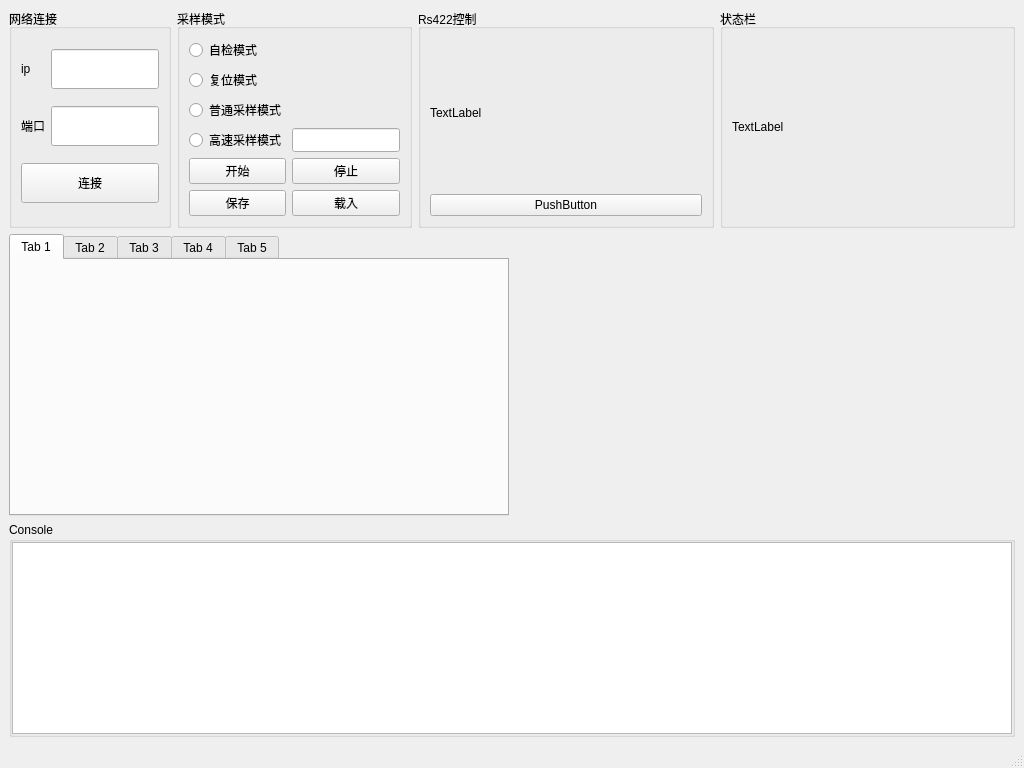
This is mainwindow.ui in rainyMorning2/Low-frequency-measurement-and-control-GUI as Qt 5 draws it before an edit. The edited form follows.
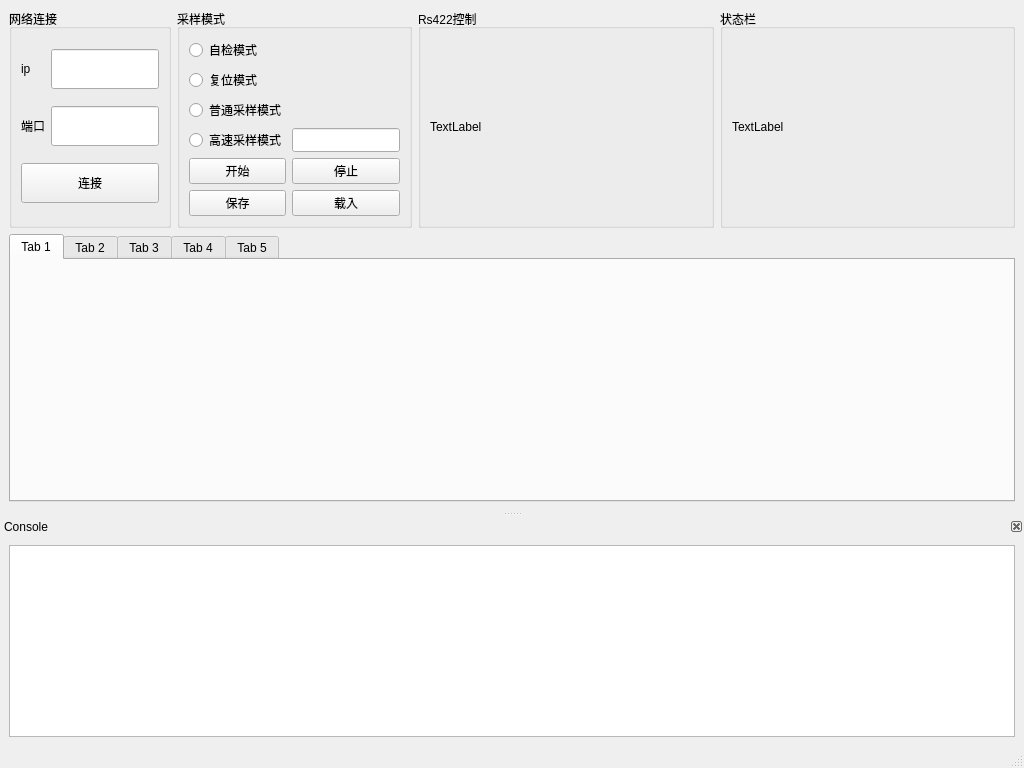
This is the edited form. Custom widgets are drawn as their Qt base class.

```diff
--- a/mainwindow.ui
+++ b/mainwindow.ui
@@ -21,122 +21,6 @@
     </sizepolicy>
    </property>
    <layout class="QGridLayout" name="gridLayout_4">
-    <item row="2" column="0">
-     <widget class="QGroupBox" name="groupBox_3">
-      <property name="title">
-       <string>Console</string>
-      </property>
-      <layout class="QHBoxLayout" name="horizontalLayout_3">
-       <property name="spacing">
-        <number>0</number>
-       </property>
-       <property name="leftMargin">
-        <number>0</number>
-       </property>
-       <property name="topMargin">
-        <number>0</number>
-       </property>
-       <property name="rightMargin">
-        <number>0</number>
-       </property>
-       <property name="bottomMargin">
-        <number>0</number>
-       </property>
-       <item>
-        <widget class="QTextBrowser" name="textBrowser_console">
-         <property name="sizePolicy">
-          <sizepolicy hsizetype="Expanding" vsizetype="Minimum">
-           <horstretch>0</horstretch>
-           <verstretch>0</verstretch>
-          </sizepolicy>
-         </property>
-         <property name="minimumSize">
-          <size>
-           <width>0</width>
-           <height>60</height>
-          </size>
-         </property>
-         <property name="lineWrapMode">
-          <enum>QTextEdit::WidgetWidth</enum>
-         </property>
-         <property name="html">
-          <string>&lt;!DOCTYPE HTML PUBLIC &quot;-//W3C//DTD HTML 4.0//EN&quot; &quot;http://www.w3.org/TR/REC-html40/strict.dtd&quot;&gt;
-&lt;html&gt;&lt;head&gt;&lt;meta name=&quot;qrichtext&quot; content=&quot;1&quot; /&gt;&lt;style type=&quot;text/css&quot;&gt;
-p, li { white-space: pre-wrap; }
-&lt;/style&gt;&lt;/head&gt;&lt;body style=&quot; font-family:'SimSun'; font-size:9pt; font-weight:400; font-style:normal;&quot;&gt;
-&lt;p style=&quot;-qt-paragraph-type:empty; margin-top:0px; margin-bottom:0px; margin-left:0px; margin-right:0px; -qt-block-indent:0; text-indent:0px;&quot;&gt;&lt;br /&gt;&lt;/p&gt;&lt;/body&gt;&lt;/html&gt;</string>
-         </property>
-        </widget>
-       </item>
-      </layout>
-     </widget>
-    </item>
-    <item row="1" column="0">
-     <layout class="QHBoxLayout" name="horizontalLayout_2">
-      <item>
-       <widget class="QTabWidget" name="tabWidget">
-        <property name="tabPosition">
-         <enum>QTabWidget::North</enum>
-        </property>
-        <property name="tabShape">
-         <enum>QTabWidget::Rounded</enum>
-        </property>
-        <property name="currentIndex">
-         <number>0</number>
-        </property>
-        <property name="documentMode">
-         <bool>false</bool>
-        </property>
-        <widget class="QWidget" name="tab_1">
-         <attribute name="title">
-          <string>Tab 1</string>
-         </attribute>
-        </widget>
-        <widget class="QWidget" name="tab_2">
-         <attribute name="title">
-          <string>Tab 2</string>
-         </attribute>
-        </widget>
-        <widget class="QWidget" name="tab_3">
-         <attribute name="title">
-          <string>Tab 3</string>
-         </attribute>
-        </widget>
-        <widget class="QWidget" name="tab_4">
-         <attribute name="title">
-          <string>Tab 4</string>
-         </attribute>
-        </widget>
-        <widget class="QWidget" name="tab_5">
-         <attribute name="title">
-          <string>Tab 5</string>
-         </attribute>
-        </widget>
-       </widget>
-      </item>
-      <item>
-       <widget class="QWidget" name="widget_2" native="true">
-        <property name="sizePolicy">
-         <sizepolicy hsizetype="Minimum" vsizetype="Preferred">
-          <horstretch>0</horstretch>
-          <verstretch>0</verstretch>
-         </sizepolicy>
-        </property>
-        <property name="minimumSize">
-         <size>
-          <width>500</width>
-          <height>0</height>
-         </size>
-        </property>
-        <layout class="QVBoxLayout" name="verticalLayout">
-         <item>
-          <widget class="QChartView" name="widget" native="true"/>
-         </item>
-        </layout>
-       </widget>
-      </item>
-     </layout>
-    </item>
     <item row="0" column="0">
      <layout class="QHBoxLayout" name="horizontalLayout">
       <item>
@@ -420,13 +304,6 @@
          <string>Rs422控制</string>
         </property>
         <layout class="QGridLayout" name="gridLayout_5">
-         <item row="1" column="0">
-          <widget class="QPushButton" name="pushButton">
-           <property name="text">
-            <string>PushButton</string>
-           </property>
-          </widget>
-         </item>
          <item row="0" column="0">
           <widget class="QLabel" name="label">
            <property name="text">
@@ -455,6 +332,54 @@
       </item>
      </layout>
     </item>
+    <item row="1" column="0">
+     <layout class="QHBoxLayout" name="horizontalLayout_2">
+      <item>
+       <widget class="QTabWidget" name="tabWidget">
+        <property name="tabPosition">
+         <enum>QTabWidget::North</enum>
+        </property>
+        <property name="tabShape">
+         <enum>QTabWidget::Rounded</enum>
+        </property>
+        <property name="currentIndex">
+         <number>0</number>
+        </property>
+        <property name="documentMode">
+         <bool>false</bool>
+        </property>
+        <widget class="QWidget" name="tab_1">
+         <attribute name="title">
+          <string>Tab 1</string>
+         </attribute>
+        </widget>
+        <widget class="QWidget" name="tab_2">
+         <attribute name="title">
+          <string>Tab 2</string>
+         </attribute>
+        </widget>
+        <widget class="QWidget" name="tab_3">
+         <attribute name="title">
+          <string>Tab 3</string>
+         </attribute>
+        </widget>
+        <widget class="QWidget" name="tab_4">
+         <attribute name="title">
+          <string>Tab 4</string>
+         </attribute>
+        </widget>
+        <widget class="QWidget" name="tab_5">
+         <attribute name="title">
+          <string>Tab 5</string>
+         </attribute>
+        </widget>
+       </widget>
+      </item>
+      <item>
+       <layout class="QVBoxLayout" name="verticalLayout"/>
+      </item>
+     </layout>
+    </item>
    </layout>
   </widget>
   <widget class="QMenuBar" name="menubar">
@@ -468,15 +393,28 @@
    </property>
   </widget>
   <widget class="QStatusBar" name="statusbar"/>
+  <widget class="QDockWidget" name="dockWidget">
+   <property name="floating">
+    <bool>false</bool>
+   </property>
+   <property name="features">
+    <set>QDockWidget::DockWidgetClosable</set>
+   </property>
+   <property name="windowTitle">
+    <string>Console</string>
+   </property>
+   <attribute name="dockWidgetArea">
+    <number>8</number>
+   </attribute>
+   <widget class="QWidget" name="dockWidgetContents">
+    <layout class="QGridLayout" name="gridLayout">
+     <item row="0" column="0">
+      <widget class="QTextBrowser" name="textBrowser_console"/>
+     </item>
+    </layout>
+   </widget>
+  </widget>
  </widget>
- <customwidgets>
-  <customwidget>
-   <class>QChartView</class>
-   <extends>QWidget</extends>
-   <header>qchartview.h</header>
-   <container>1</container>
-  </customwidget>
- </customwidgets>
  <resources/>
  <connections/>
 </ui>
```
